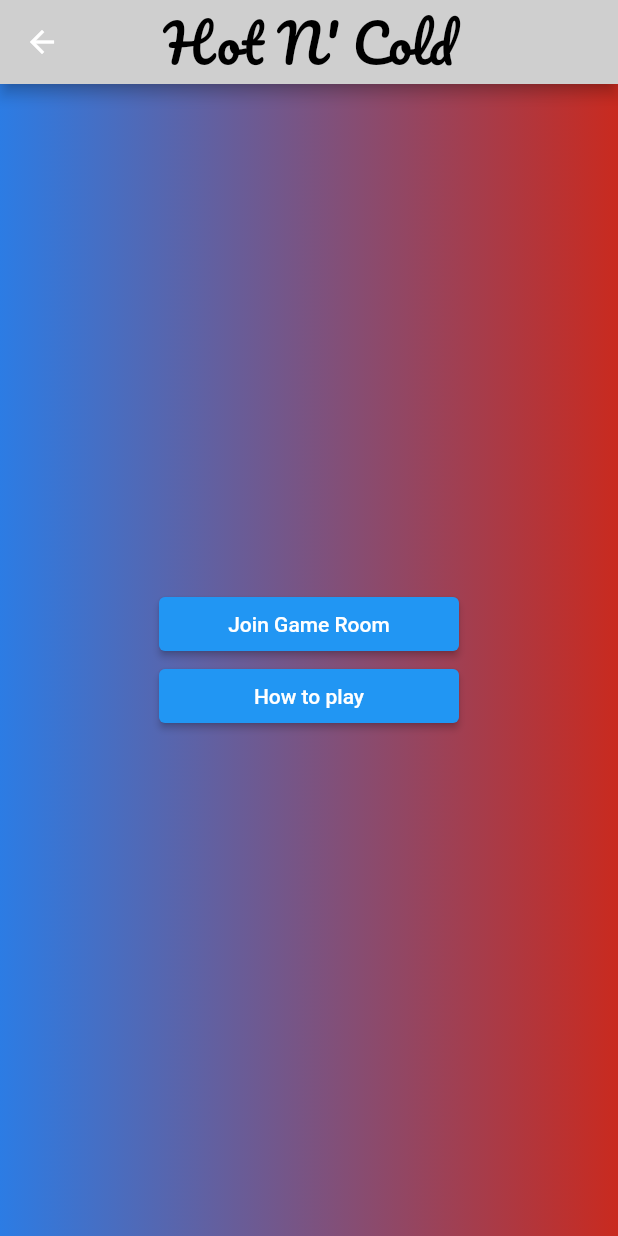
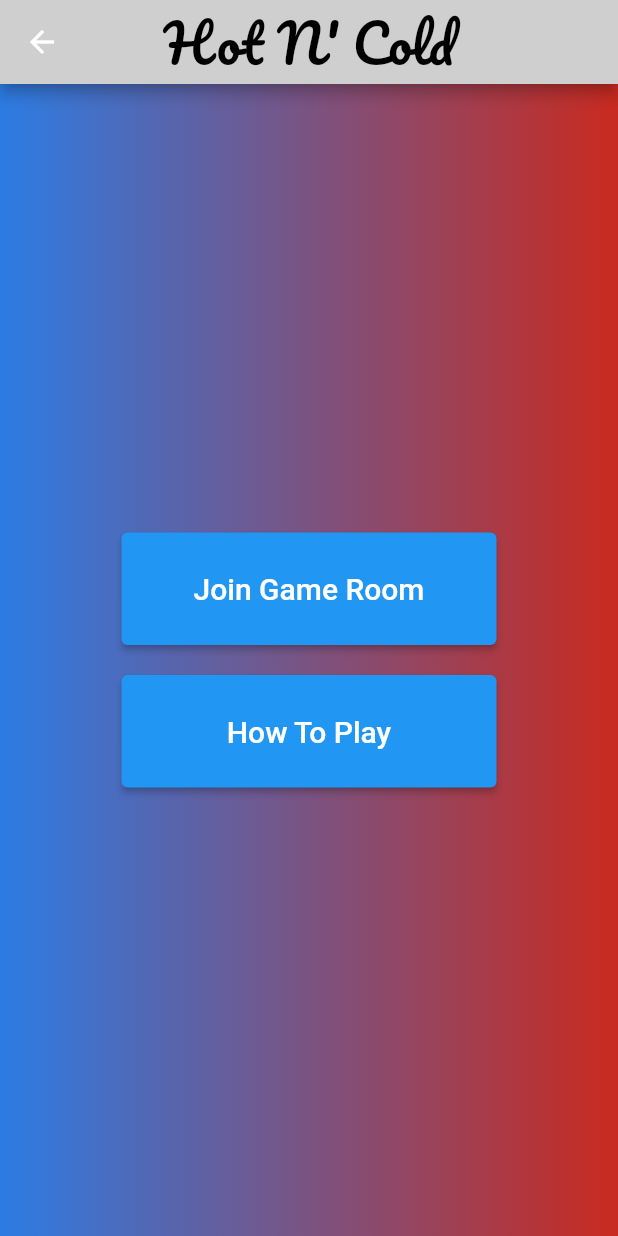
Before and after one commit to pclmatos/scmu-tp, a Flutter app: the HomePage screen opened directly, on a phone screen of 412 x 824 dp. Run offline on Flutter 3.47's test engine with Material 2 defaults, Android fonts, the phone set to English and light mode, and no system bars; our stand-ins replace connectivity, google_fonts.

Commit message:
How to play + home page details

```diff
--- a/lib/pages/homepage.dart
+++ b/lib/pages/homepage.dart
@@ -4,6 +4,8 @@ import 'package:flutter/material.dart';
 import 'package:hotncold/models/header.dart';
 import 'package:hotncold/models/background.dart';
 import 'package:http/http.dart';
+
+import 'how_to_play.dart';
 
 class HomePage extends StatelessWidget {
   const HomePage({super.key});
@@ -19,18 +21,31 @@ class HomePage extends StatelessWidget {
             mainAxisAlignment: MainAxisAlignment.center,
             children: <Widget>[
               SizedBox(
-                width: 200,
+                height: 75,
+                width: 250,
                 child: ElevatedButton(
-                  child: const Text("Join Game Room"),
+                  child: const Text("Join Game Room",
+                      style: TextStyle(fontSize: 20)),
                   onPressed: () {},
                 ),
               ),
+              const SizedBox(
+                height: 20,
+              ),
               SizedBox(
-                width: 200,
+                height: 75,
+                width: 250,
                 child: ElevatedButton(
-                  child: const Text("How to play"),
-                  onPressed: () {},
-                ),
+                    child: const Text(
+                      "How To Play",
+                      style: TextStyle(fontSize: 20),
+                    ),
+                    onPressed: () {
+                      Navigator.push(
+                          context,
+                          MaterialPageRoute(
+                              builder: (context) => const HowToPlay()));
+                    }),
               ),
             ],
           ),
```
Also changed, not shown: lib/pages/how_to_play.dart (added, +65 -0 lines).
